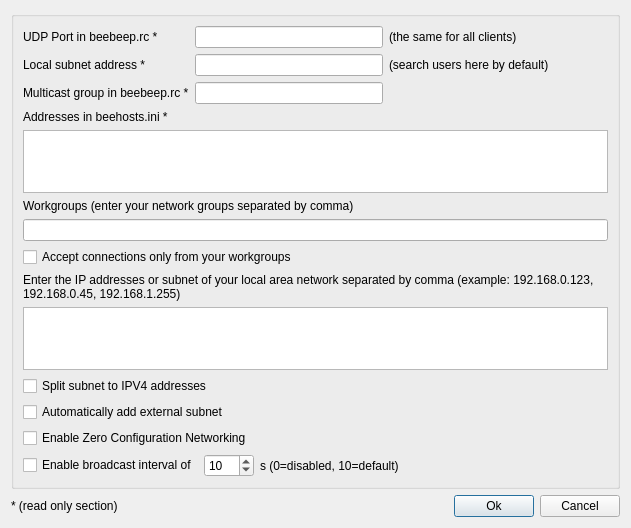
The window that src/GuiSearchUser.ui (hwgao/beebeep) describes before a commit, drawn with Qt 5.
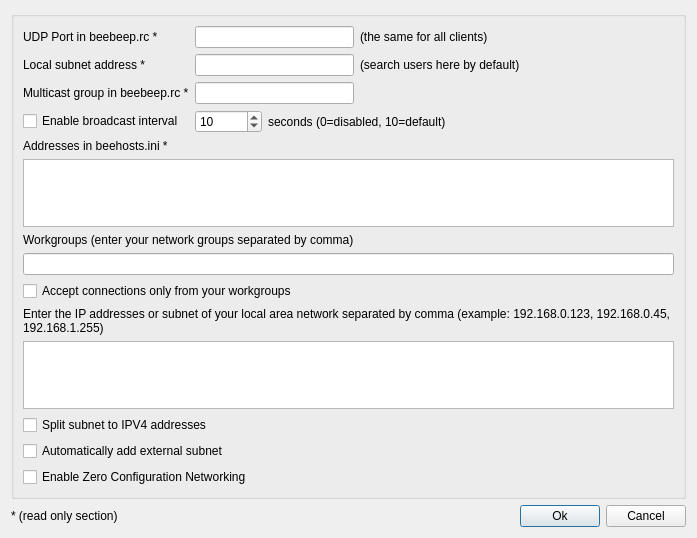
The same window after the commit.

Commit message: - fixed GUI "search users" in window

The edit to the form file:
```diff
--- a/src/GuiSearchUser.ui
+++ b/src/GuiSearchUser.ui
@@ -6,8 +6,8 @@
    <rect>
     <x>0</x>
     <y>0</y>
-    <width>631</width>
-    <height>523</height>
+    <width>697</width>
+    <height>538</height>
    </rect>
   </property>
   <property name="sizePolicy">
@@ -39,7 +39,7 @@
         </property>
        </widget>
       </item>
-      <item row="0" column="1">
+      <item row="0" column="1" colspan="2">
        <widget class="QLineEdit" name="mp_leUdpPort">
         <property name="minimumSize">
          <size>
@@ -52,7 +52,7 @@
         </property>
        </widget>
       </item>
-      <item row="0" column="2">
+      <item row="0" column="3" colspan="2">
        <widget class="QLabel" name="mp_lHelpUdp">
         <property name="sizePolicy">
          <sizepolicy hsizetype="Minimum" vsizetype="Preferred">
@@ -81,7 +81,7 @@
         </property>
        </widget>
       </item>
-      <item row="1" column="1">
+      <item row="1" column="1" colspan="2">
        <widget class="QLineEdit" name="mp_leSubnet">
         <property name="minimumSize">
          <size>
@@ -94,7 +94,7 @@
         </property>
        </widget>
       </item>
-      <item row="1" column="2">
+      <item row="1" column="3" colspan="2">
        <widget class="QLabel" name="mp_lHelpSubnet">
         <property name="sizePolicy">
          <sizepolicy hsizetype="Minimum" vsizetype="Preferred">
@@ -123,7 +123,7 @@
         </property>
        </widget>
       </item>
-      <item row="2" column="1">
+      <item row="2" column="1" colspan="2">
        <widget class="QLineEdit" name="mp_leMulticastGroup">
         <property name="minimumSize">
          <size>
@@ -136,7 +136,7 @@
         </property>
        </widget>
       </item>
-      <item row="2" column="2">
+      <item row="2" column="3" colspan="2">
        <spacer name="horizontalSpacer_2">
         <property name="orientation">
          <enum>Qt::Horizontal</enum>
@@ -150,6 +150,55 @@
        </spacer>
       </item>
       <item row="3" column="0">
+       <widget class="QCheckBox" name="mp_cbBroadcastInterval">
+        <property name="text">
+         <string>Enable broadcast interval</string>
+        </property>
+       </widget>
+      </item>
+      <item row="3" column="1">
+       <widget class="QSpinBox" name="mp_sbBroadcastInterval">
+        <property name="minimumSize">
+         <size>
+          <width>50</width>
+          <height>0</height>
+         </size>
+        </property>
+        <property name="suffix">
+         <string/>
+        </property>
+        <property name="maximum">
+         <number>999</number>
+        </property>
+        <property name="singleStep">
+         <number>5</number>
+        </property>
+        <property name="value">
+         <number>10</number>
+        </property>
+       </widget>
+      </item>
+      <item row="3" column="2" colspan="2">
+       <widget class="QLabel" name="mp_lBroadcastIntervalSuffix">
+        <property name="text">
+         <string>seconds (0=disabled, 10=default)</string>
+        </property>
+       </widget>
+      </item>
+      <item row="3" column="4">
+       <spacer name="horizontalSpacer_3">
+        <property name="orientation">
+         <enum>Qt::Horizontal</enum>
+        </property>
+        <property name="sizeHint" stdset="0">
+         <size>
+          <width>259</width>
+          <height>20</height>
+         </size>
+        </property>
+       </spacer>
+      </item>
+      <item row="4" column="0">
        <widget class="QLabel" name="mp_lHostIni">
         <property name="text">
          <string>Addresses in beehosts.ini *</string>
@@ -162,7 +211,7 @@
         </property>
        </widget>
       </item>
-      <item row="4" column="0" colspan="3">
+      <item row="5" column="0" colspan="5">
        <widget class="QPlainTextEdit" name="mp_teAddressesInHosts">
         <property name="maximumSize">
          <size>
@@ -175,24 +224,24 @@
         </property>
        </widget>
       </item>
-      <item row="5" column="0" colspan="2">
+      <item row="6" column="0" colspan="3">
        <widget class="QLabel" name="mp_lWorkgroups">
         <property name="text">
          <string>Workgroups (enter your network groups separated by comma)</string>
         </property>
        </widget>
       </item>
-      <item row="6" column="0" colspan="3">
+      <item row="7" column="0" colspan="5">
        <widget class="QLineEdit" name="mp_leWorkgroups"/>
       </item>
-      <item row="7" column="0" colspan="2">
+      <item row="8" column="0" colspan="3">
        <widget class="QCheckBox" name="mp_cbAcceptConnectionsOnlyFromWorkgroups">
         <property name="text">
          <string>Accept connections only from your workgroups</string>
         </property>
        </widget>
       </item>
-      <item row="8" column="0" colspan="3">
+      <item row="9" column="0" colspan="5">
        <widget class="QLabel" name="mp_lBroadcast">
         <property name="sizePolicy">
          <sizepolicy hsizetype="Minimum" vsizetype="Preferred">
@@ -220,7 +269,7 @@
         </property>
        </widget>
       </item>
-      <item row="9" column="0" colspan="3">
+      <item row="10" column="0" colspan="5">
        <widget class="QPlainTextEdit" name="mp_teAddressesInSettings">
         <property name="maximumSize">
          <size>
@@ -230,80 +279,27 @@
         </property>
        </widget>
       </item>
-      <item row="10" column="0" colspan="2">
+      <item row="11" column="0" colspan="2">
        <widget class="QCheckBox" name="mp_cbParseAddresses">
         <property name="text">
          <string>Split subnet to IPV4 addresses</string>
         </property>
        </widget>
       </item>
-      <item row="11" column="0" colspan="2">
+      <item row="12" column="0" colspan="2">
        <widget class="QCheckBox" name="mp_cbAutoAddSubnet">
         <property name="text">
          <string>Automatically add external subnet</string>
         </property>
        </widget>
       </item>
-      <item row="12" column="0" colspan="2">
+      <item row="13" column="0" colspan="2">
        <widget class="QCheckBox" name="mp_cbEnableMDns">
         <property name="text">
          <string>Enable Zero Configuration Networking</string>
         </property>
        </widget>
       </item>
-      <item row="13" column="0" colspan="3">
-       <layout class="QHBoxLayout" name="horizontalLayout">
-        <item>
-         <widget class="QCheckBox" name="mp_cbBroadcastInterval">
-          <property name="text">
-           <string>Enable broadcast interval of</string>
-          </property>
-         </widget>
-        </item>
-        <item>
-         <widget class="QSpinBox" name="mp_sbBroadcastInterval">
-          <property name="minimumSize">
-           <size>
-            <width>50</width>
-            <height>0</height>
-           </size>
-          </property>
-          <property name="suffix">
-           <string/>
-          </property>
-          <property name="maximum">
-           <number>999</number>
-          </property>
-          <property name="singleStep">
-           <number>5</number>
-          </property>
-          <property name="value">
-           <number>10</number>
-          </property>
-         </widget>
-        </item>
-        <item>
-         <widget class="QLabel" name="mp_lBroadcastIntervalSuffix">
-          <property name="text">
-           <string>s (0=disabled, 10=default)</string>
-          </property>
-         </widget>
-        </item>
-        <item>
-         <spacer name="horizontalSpacer_3">
-          <property name="orientation">
-           <enum>Qt::Horizontal</enum>
-          </property>
-          <property name="sizeHint" stdset="0">
-           <size>
-            <width>40</width>
-            <height>20</height>
-           </size>
-          </property>
-         </spacer>
-        </item>
-       </layout>
-      </item>
      </layout>
     </widget>
    </item>
```
Left out of the diff: 4 changed lines with no effect on the pictures. The commit also changes 14 other files.
